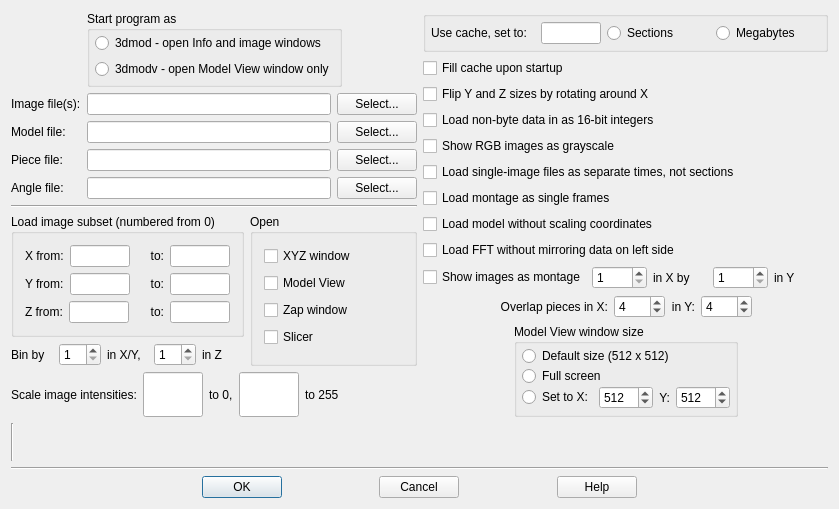
Qt form 3dmod/form_startup.ui (LabShare-Archive/IMOD) before a commit.
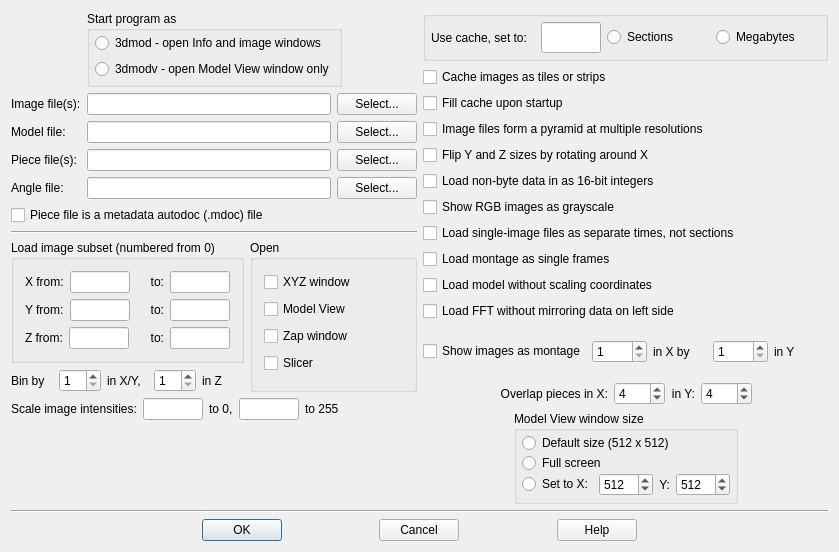
The same form after that commit.

Commit message: enhancements, fixes, adaptations to tile cache

```diff
--- a/3dmod/form_startup.ui
+++ b/3dmod/form_startup.ui
@@ -7,17 +7,17 @@
     <x>0</x>
     <y>0</y>
     <width>839</width>
-    <height>509</height>
+    <height>552</height>
    </rect>
   </property>
   <property name="windowTitle">
    <string>3dmod Startup</string>
   </property>
-  <layout class="QVBoxLayout" name="verticalLayout_4">
+  <layout class="QVBoxLayout" name="verticalLayout_6">
    <item>
     <layout class="QHBoxLayout" name="horizontalLayout_3">
      <item>
-      <layout class="QVBoxLayout">
+      <layout class="QVBoxLayout" name="verticalLayout_4">
        <item>
         <layout class="QHBoxLayout">
          <property name="spacing">
@@ -155,7 +155,7 @@
          <item row="2" column="0">
           <widget class="QLabel" name="pieceFileLabel">
            <property name="text">
-            <string>Piece file:</string>
+            <string>Piece file(s):</string>
            </property>
            <property name="wordWrap">
             <bool>false</bool>
@@ -197,6 +197,13 @@
          </item>
         </layout>
        </item>
+       <item>
+        <widget class="QCheckBox" name="useMdocBox">
+         <property name="text">
+          <string>Piece file is a metadata autodoc (.mdoc) file</string>
+         </property>
+        </widget>
+       </item>
        <item>
         <widget class="Line" name="Line1">
          <property name="frameShape">
@@ -604,6 +611,19 @@
          </item>
         </layout>
        </item>
+       <item>
+        <spacer name="verticalSpacer">
+         <property name="orientation">
+          <enum>Qt::Vertical</enum>
+         </property>
+         <property name="sizeHint" stdset="0">
+          <size>
+           <width>20</width>
+           <height>18</height>
+          </size>
+         </property>
+        </spacer>
+       </item>
       </layout>
      </item>
      <item>
@@ -660,6 +680,13 @@
          </layout>
         </widget>
        </item>
+       <item>
+        <widget class="QCheckBox" name="tileCacheBox">
+         <property name="text">
+          <string>Cache images as tiles or strips</string>
+         </property>
+        </widget>
+       </item>
        <item>
         <widget class="QCheckBox" name="fillCacheBox">
          <property name="text">
@@ -667,6 +694,13 @@
          </property>
         </widget>
        </item>
+       <item>
+        <widget class="QCheckBox" name="imagePyramidBox">
+         <property name="text">
+          <string>Image files form a pyramid at multiple resolutions</string>
+         </property>
+        </widget>
+       </item>
        <item>
         <widget class="QCheckBox" name="flipCheckBox">
          <property name="text">
@@ -1007,16 +1041,6 @@
      </item>
     </layout>
    </item>
-   <item>
-    <widget class="Line" name="line2">
-     <property name="frameShape">
-      <enum>QFrame::VLine</enum>
-     </property>
-     <property name="frameShadow">
-      <enum>QFrame::Sunken</enum>
-     </property>
-    </widget>
-   </item>
    <item>
     <widget class="Line" name="line3">
      <property name="frameShape">
```
The commit also changes 27 other files.
